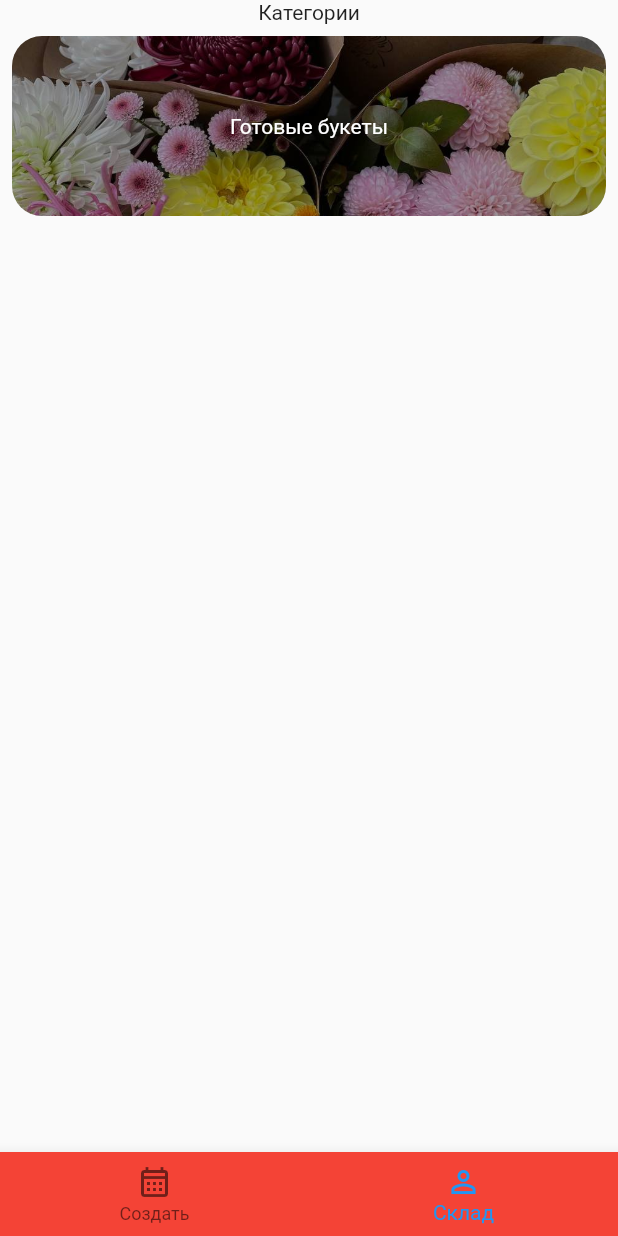
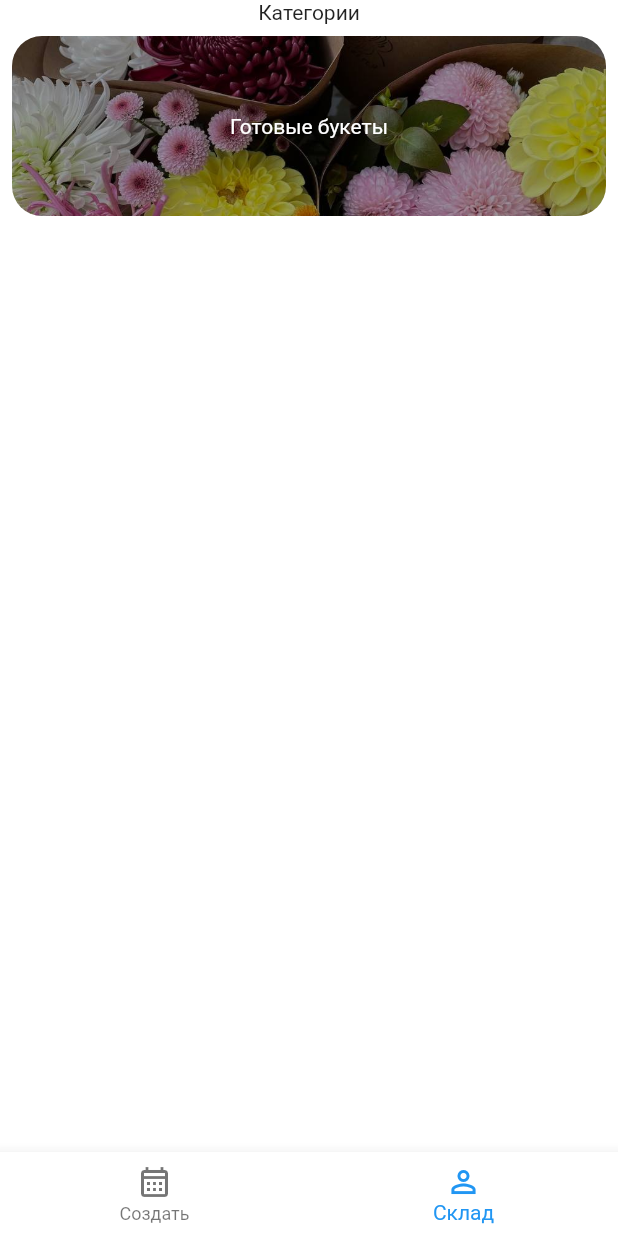
Before and after one commit to IlyaKachelovskiy/orangery, a Flutter app: the MainTabsScreen screen opened directly, on a phone screen of 412 x 824 dp. Run offline on Flutter 3.47's test engine with Material 2 defaults, Android fonts, the phone set to English and light mode, and no system bars; our stand-ins replace auto_route, stacked; statements that could not run were skipped.

Commit message:
005: edited app

```diff
--- a/lib/core/common/app_theme.dart
+++ b/lib/core/constant/app_theme.dart
@@ -1,11 +1,11 @@
 import 'package:flutter/material.dart';
-import 'package:orangery/core/common/ui_kit_colors.dart';
+import 'package:orangery/core/constant/ui_kit_colors.dart';
 
 class AppTheme {
   ThemeData get defaultTheme => ThemeData(
         scaffoldBackgroundColor: UiKitColors.white,
         bottomNavigationBarTheme: const BottomNavigationBarThemeData(
-          backgroundColor: Colors.red,
+          backgroundColor: UiKitColors.white,
           type: BottomNavigationBarType.fixed,
         ),
       );
--- a/lib/main.dart
+++ b/lib/main.dart
@@ -1,5 +1,5 @@
 import 'package:flutter/material.dart';
-import 'package:orangery/presentation/widgets/app/orangery_app.dart';
+import 'package:orangery/presentation/screens/app/orangery_app.dart';
 
 void main() {
   runApp(OrangeryApp());
```
